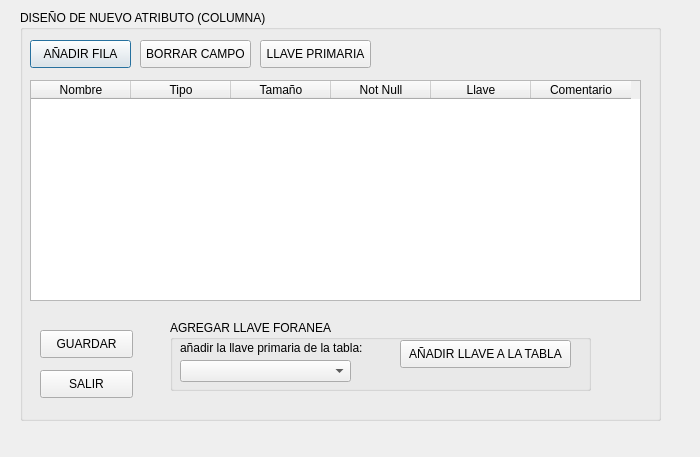
Before: the Qt Designer form SGBD_OBDC/INTERFAZ DE BASE DE DATOS1.ui in pedrokilo/SGBD_CRUDpy, drawn with Qt 5.
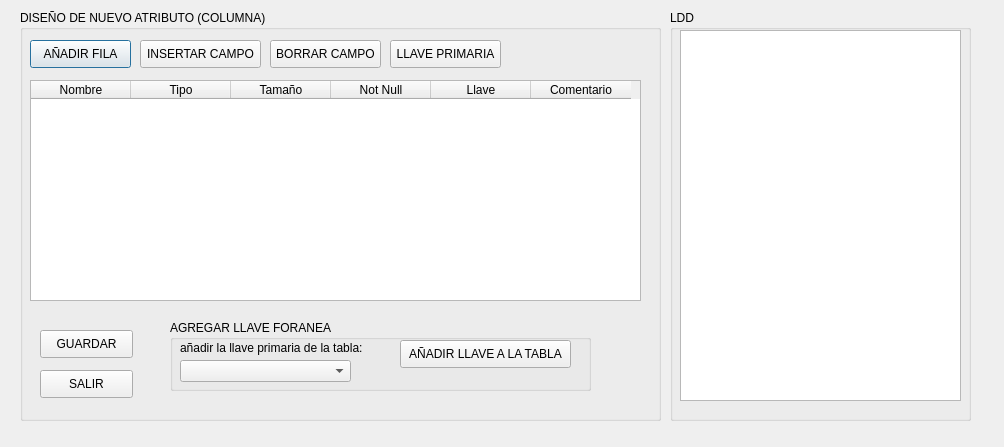
After: the same form once the commit is applied.

The edit to the form file:
```diff
--- a/SGBD_OBDC/INTERFAZ DE BASE DE DATOS1.ui
+++ b/SGBD_OBDC/INTERFAZ DE BASE DE DATOS1.ui
@@ -6,8 +6,8 @@
    <rect>
     <x>0</x>
     <y>0</y>
-    <width>700</width>
-    <height>457</height>
+    <width>1004</width>
+    <height>447</height>
    </rect>
   </property>
   <property name="windowTitle">
@@ -81,7 +81,7 @@
    <widget class="QPushButton" name="btn_borrar_fila">
     <property name="geometry">
      <rect>
-      <x>120</x>
+      <x>250</x>
       <y>30</y>
       <width>111</width>
       <height>28</height>
@@ -94,7 +94,7 @@
    <widget class="QPushButton" name="btn_llave_primaria">
     <property name="geometry">
      <rect>
-      <x>240</x>
+      <x>370</x>
       <y>30</y>
       <width>111</width>
       <height>28</height>
@@ -178,6 +178,42 @@
       <string>AÑADIR LLAVE A LA TABLA</string>
      </property>
     </widget>
+   </widget>
+   <widget class="QPushButton" name="pushButton">
+    <property name="geometry">
+     <rect>
+      <x>120</x>
+      <y>30</y>
+      <width>121</width>
+      <height>28</height>
+     </rect>
+    </property>
+    <property name="text">
+     <string>INSERTAR CAMPO</string>
+    </property>
+   </widget>
+  </widget>
+  <widget class="QGroupBox" name="gbox_ldd">
+   <property name="geometry">
+    <rect>
+     <x>670</x>
+     <y>10</y>
+     <width>301</width>
+     <height>411</height>
+    </rect>
+   </property>
+   <property name="title">
+    <string>LDD</string>
+   </property>
+   <widget class="QTextEdit" name="textEdit">
+    <property name="geometry">
+     <rect>
+      <x>10</x>
+      <y>20</y>
+      <width>281</width>
+      <height>371</height>
+     </rect>
+    </property>
    </widget>
   </widget>
  </widget>
```
